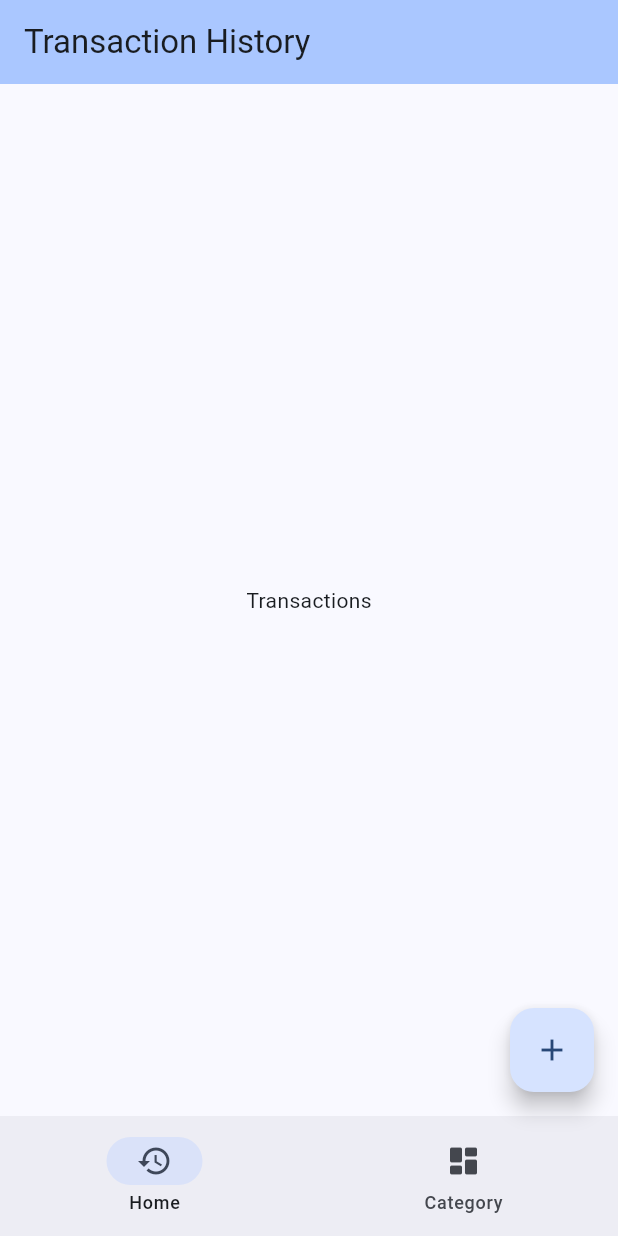
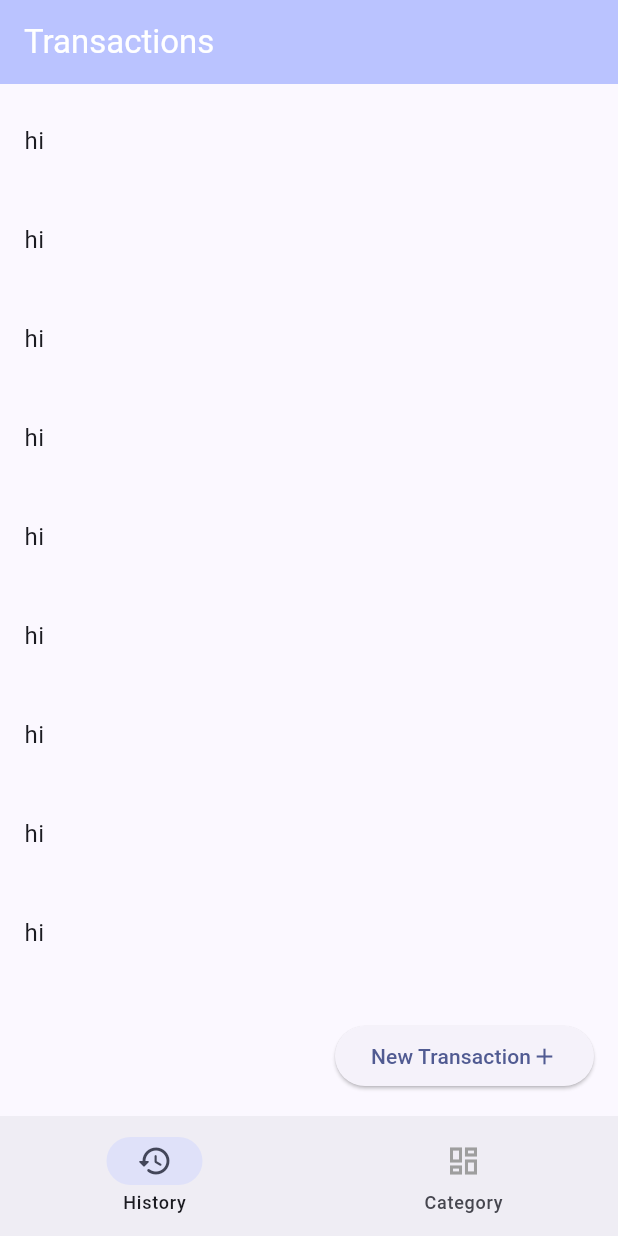
Before and after one commit to shaderone/money_mapper, a Flutter app: the screen it shows after launch, on a phone screen of 412 x 824 dp. Run offline on Flutter 3.47's test engine with Material 2 defaults, Android fonts, the phone set to English and light mode, and no system bars.

Commit message:
create History and Category screens

```diff
--- a/lib/main.dart
+++ b/lib/main.dart
@@ -14,7 +14,7 @@ class MyApp extends StatelessWidget {
       debugShowCheckedModeBanner: false,
       title: 'Flutter Demo',
       theme: ThemeData(
-        colorScheme: ColorScheme.fromSeed(seedColor: const Color.fromARGB(255, 58, 108, 183)),
+        colorScheme: ColorScheme.fromSeed(seedColor: const Color.fromARGB(255, 21, 64, 234)),
         useMaterial3: true,
       ),
       home: HomeScreen(),
--- a/lib/screens/home/home_screen.dart
+++ b/lib/screens/home/home_screen.dart
@@ -8,31 +8,37 @@ class HomeScreen extends StatelessWidget {
 
   static ValueNotifier<int> currentIndexNotifier = ValueNotifier(0);
 
-  final List<String> _title = ['Transaction History', 'Category'];
   final _pages = [
     const TransactionPage(),
-    const CategoryPage(),
+    CategoryPage(),
   ];
   @override
   Widget build(BuildContext context) {
     return Scaffold(
-      appBar: AppBar(
-        backgroundColor: Theme.of(context).colorScheme.inversePrimary,
-        title: ValueListenableBuilder(
-            valueListenable: currentIndexNotifier,
-            builder: (BuildContext context, int currentIndex, Widget? _) {
-              return Text(_title[currentIndex]);
-            }),
-      ),
       body: ValueListenableBuilder(
           valueListenable: currentIndexNotifier,
           builder: (BuildContext context, int currentIndex, Widget? _) {
             return _pages[currentIndex];
           }),
-      floatingActionButton: FloatingActionButton(
-        onPressed: () {},
-        tooltip: 'Add New Transaction',
-        child: const Icon(Icons.add),
+      floatingActionButton: ElevatedButton(
+        onPressed: () {
+          if (currentIndexNotifier.value == 0) {
+            print("trans");
+          } else {
+            print("cats");
+          }
+        },
+        child: Row(
+          mainAxisSize: MainAxisSize.min,
+          children: [
+            ValueListenableBuilder(
+                valueListenable: currentIndexNotifier,
+                builder: (BuildContext context, int currentIndex, Widget? _) {
+                  return Text(currentIndex == 0 ? "New Transaction" : "New Category");
+                }),
+            const Icon(Icons.add),
+          ],
+        ),
       ),
       bottomNavigationBar: const BottomNavBar(),
     );
--- a/lib/screens/home/widgets/bottom_nav_bar.dart
+++ b/lib/screens/home/widgets/bottom_nav_bar.dart
@@ -16,10 +16,18 @@ class BottomNavBar extends StatelessWidget {
             },
             destinations: const [
               NavigationDestination(
-                icon: Icon(Icons.history),
-                label: "Home",
+                label: "History",
+                icon: Icon(Icons.history, color: Colors.grey),
+                selectedIcon: Icon(Icons.history_rounded),
               ),
-              NavigationDestination(icon: Icon(Icons.dashboard_rounded), label: "Category"),
+              NavigationDestination(
+                label: "Category",
+                icon: Icon(
+                  Icons.dashboard_outlined,
+                  color: Colors.grey,
+                ),
+                selectedIcon: Icon(Icons.dashboard_rounded),
+              ),
             ],
           );
         });
--- a/lib/screens/pages/transaction/transaction_page.dart
+++ b/lib/screens/pages/transaction/transaction_page.dart
@@ -1,13 +1,38 @@
 import 'package:flutter/material.dart';
+import 'package:money_management_app/screens/home/home_screen.dart';
 
-class TransactionPage extends StatelessWidget {
+class TransactionPage extends StatefulWidget {
   const TransactionPage({super.key});
 
   @override
+  State<TransactionPage> createState() => _TransactionPageState();
+}
+
+class _TransactionPageState extends State<TransactionPage> {
+  @override
   Widget build(BuildContext context) {
-    return const SafeArea(
-      child: Center(
-        child: Text("Transactions"),
+    return Scaffold(
+      appBar: AppBar(
+        backgroundColor: Theme.of(context).colorScheme.inversePrimary,
+        foregroundColor: Colors.white,
+        title: ValueListenableBuilder(
+            valueListenable: HomeScreen.currentIndexNotifier,
+            builder: (BuildContext context, int currentIndex, Widget? _) {
+              return const Text("Transactions");
+            }),
+      ),
+      body: SafeArea(
+        child: ListView.separated(
+          itemCount: 10,
+          separatorBuilder: (BuildContext context, int index) {
+            return const ListTile(
+              title: Text("hi"),
+            );
+          },
+          itemBuilder: (BuildContext context, int index) {
+            return const SizedBox(height: 10);
+          },
+        ),
       ),
     );
   }
```
Also changed, not shown: lib/screens/pages/category/category_page.dart (+45 -4 lines), 1 other file.
